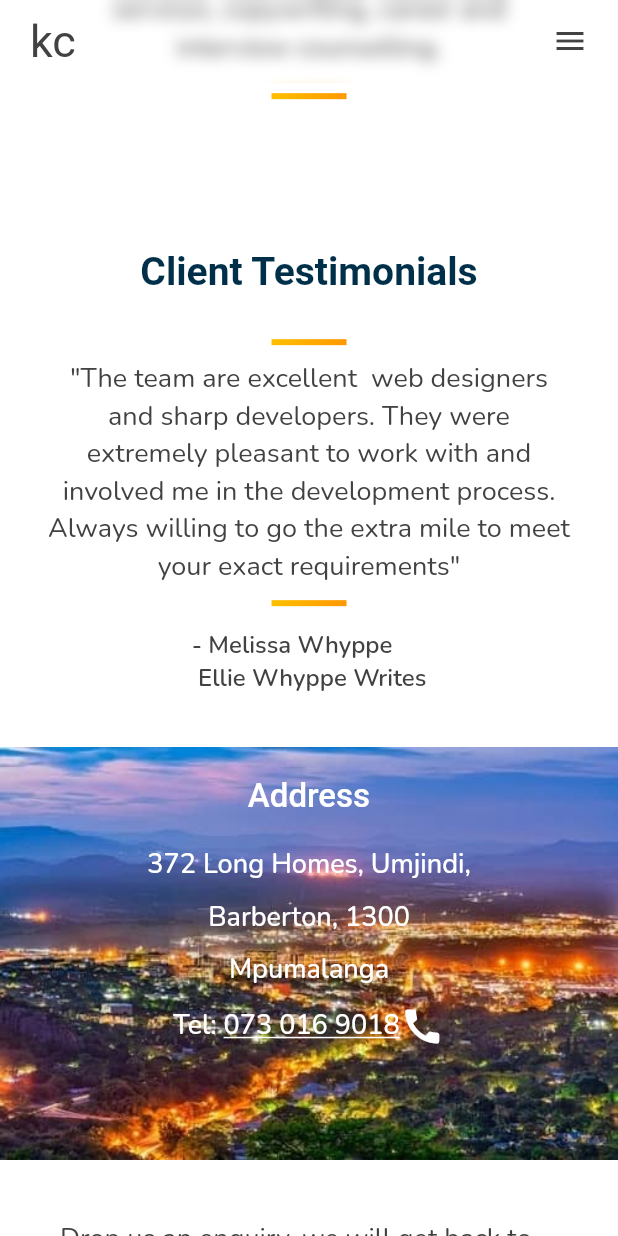
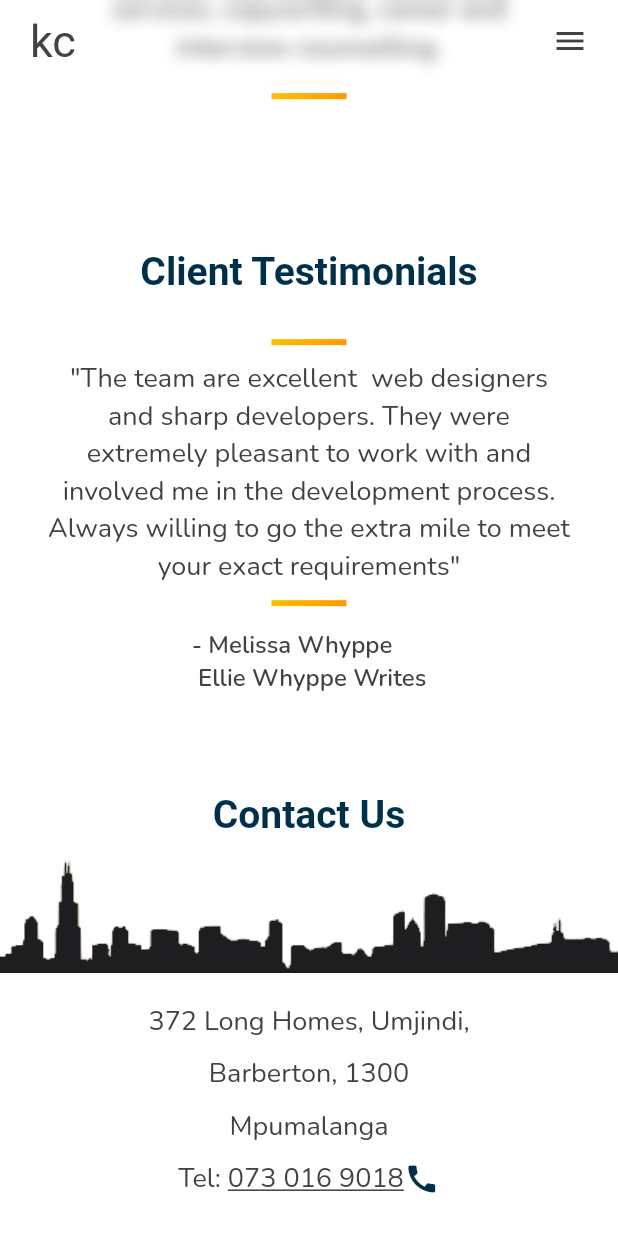
Before and after one commit to ryanemm/kosi_connect, a Flutter app: the screen it shows after launch, scrolled down 3456 dp, on a phone screen of 412 x 824 dp. Run offline on Flutter 3.47's test engine with Material 2 defaults, Android fonts, the phone set to English and light mode, and no system bars; our stand-ins replace animated_text_kit, google_fonts, outline_gradient_button, responsive_framework; missing offline and left inert: assorted_layout_widgets, shape_of_view.

Commit message:
added drawer to custom apppBar

```diff
--- a/lib/Components/nav_bar.dart
+++ b/lib/Components/nav_bar.dart
@@ -4,24 +4,6 @@ import 'package:flutter/material.dart';
 import 'package:google_fonts/google_fonts.dart';
 import 'package:kosi_connect/utils/responsiveLayout.dart';
 import 'package:outline_gradient_button/outline_gradient_button.dart';
-
-class NavBar extends StatefulWidget {
-  const NavBar({Key? key}) : super(key: key);
-
-  @override
-  _NavBarState createState() => _NavBarState();
-}
-
-class _NavBarState extends State<NavBar> {
-  bool isHover = false;
-  @override
-  Widget build(BuildContext context) {
-    return ResponsiveLayout(
-        largeScreen: DesktopBar(),
-        mediumScreen: MobileBar(),
-        smallScreen: MobileBar());
-  }
-}
 
 class DesktopBar extends StatefulWidget {
   const DesktopBar({Key? key}) : super(key: key);
@@ -34,7 +16,9 @@ class _DesktopBarState extends State<DesktopBar> {
   bool isHover = false;
   @override
   Widget build(BuildContext context) {
-    return ClipRect(
+    return PreferredSize(
+      preferredSize: Size.fromHeight(70),
+      child: ClipRect(
         child: BackdropFilter(
           filter: ImageFilter.blur(sigmaX: 5, sigmaY: 5),
           child: Container(
@@ -70,8 +54,9 @@ class _DesktopBarState extends State<DesktopBar> {
                           padding:
                               EdgeInsets.symmetric(vertical: 6, horizontal: 12),
                           decoration: BoxDecoration(
-                          color:
-                              isHover ? Color(0xFF003049) : Colors.transparent,
+                            color: isHover
+                                ? Color(0xFF003049)
+                                : Colors.transparent,
                             border:
                                 Border.all(width: 2, color: Color(0xFF003049)),
                           ),
@@ -90,22 +75,15 @@ class _DesktopBarState extends State<DesktopBar> {
             ]),
           ),
         ),
+      ),
     );
   }
 }
 
-class MobileBar extends StatefulWidget {
-  const MobileBar({Key? key}) : super(key: key);
-
-  @override
-  _MobileBarState createState() => _MobileBarState();
-}
-
-class _MobileBarState extends State<MobileBar> {
-  bool isHover = false;
-  @override
-  Widget build(BuildContext context) {
-    return ClipRect(
+PreferredSize mobileBar(BuildContext context) {
+  return PreferredSize(
+    preferredSize: Size.fromHeight(50),
+    child: ClipRect(
       child: BackdropFilter(
         filter: ImageFilter.blur(sigmaX: 5, sigmaY: 5),
         child: Container(
@@ -120,13 +98,20 @@ class _MobileBarState extends State<MobileBar> {
                     color: Colors.grey[800], fontSize: 30),
               ),
             ),
-            Icon(
+            Builder(builder: (context) {
+              return GestureDetector(
+                onTap: () {
+                  Scaffold.of(context).openDrawer();
+                },
+                child: Icon(
                   Icons.menu,
                   color: Colors.grey[800],
-            )
+                ),
+              );
+            })
           ]),
+        ),
       ),
     ),
   );
 }
-}
--- a/lib/Sections/Contact/Layouts/desktop_contact.dart
+++ b/lib/Sections/Contact/Layouts/desktop_contact.dart
@@ -11,7 +11,7 @@ class DesktopContact extends StatelessWidget {
   @override
   Widget build(BuildContext context) {
     return Container(
-      padding: EdgeInsets.symmetric(horizontal: 200, vertical: 50),
+      padding: EdgeInsets.symmetric(horizontal: 150, vertical: 50),
       color: Colors.grey[100],
       child: Column(
         // crossAxisAlignment: CrossAxisAlignment.center,
--- a/lib/Sections/Contact/Layouts/mobile_contact.dart
+++ b/lib/Sections/Contact/Layouts/mobile_contact.dart
@@ -15,48 +15,42 @@ class MobileContact extends StatelessWidget {
       width: _screenSize.width,
       child: Column(
         children: [
-          Container(
-              // height: 250,
-              width: _screenSize.width,
-              child: Stack(
-                alignment: AlignmentDirectional.topCenter,
-                children: [
-                  Image.asset("assets/images/nelspruit_mobile.jpg"),
+          Text(
+            "Contact Us",
+            style: GoogleFonts.novaRound(
+              fontSize: 26,
+              color: Color(0xFF003049),
+              fontWeight: FontWeight.w600,
+            ),
+          ),
+          Image.asset("assets/images/skyline_grey.png"),
           Column(
             mainAxisAlignment: MainAxisAlignment.center,
             crossAxisAlignment: CrossAxisAlignment.center,
             children: [
               SizedBox(height: 20),
               Text(
-                        "Address",
-                        style: GoogleFonts.novaRound(
-                            fontSize: 22,
-                            fontWeight: FontWeight.w500,
-                            color: Colors.white),
-                      ),
-                      SizedBox(height: 20),
-                      Text(
                 "372 Long Homes, Umjindi,",
                 style: GoogleFonts.nunito(
                     fontSize: 18,
-                            fontWeight: FontWeight.w500,
-                            color: Colors.white),
+                    fontWeight: FontWeight.w400,
+                    color: Colors.grey[800]),
               ),
               SizedBox(height: 10),
               Text(
                 "Barberton, 1300",
                 style: GoogleFonts.nunito(
                     fontSize: 18,
-                            fontWeight: FontWeight.w500,
-                            color: Colors.white),
+                    fontWeight: FontWeight.w400,
+                    color: Colors.grey[800]),
               ),
               SizedBox(height: 10),
               Text(
                 "Mpumalanga",
                 style: GoogleFonts.nunito(
                     fontSize: 18,
-                            fontWeight: FontWeight.w500,
-                            color: Colors.white),
+                    fontWeight: FontWeight.w400,
+                    color: Colors.grey[800]),
               ),
               SizedBox(height: 10),
               GestureDetector(
@@ -69,30 +63,27 @@ class MobileContact extends StatelessWidget {
                     Text("Tel: ",
                         style: GoogleFonts.nunito(
                             fontSize: 18,
-                                  fontWeight: FontWeight.w500,
-                                  color: Colors.white,
-                                )),
+                            fontWeight: FontWeight.w400,
+                            color: Colors.grey[800])),
                     Text("073 016 9018",
                         style: GoogleFonts.nunito(
                           fontSize: 18,
-                                  fontWeight: FontWeight.w500,
-                                  color: Colors.white,
+                          fontWeight: FontWeight.w400,
+                          color: Colors.grey[800],
                           decoration: TextDecoration.underline,
-                                  decorationColor: Colors.white,
+                          decorationColor: Colors.grey[800],
                           decorationThickness: 2,
                         )),
                     Icon(
                       Icons.call,
-                              color: Colors.white,
-                              size: 30,
+                      color: Color(0xFF003049),
+                      // size: 30,
                     ),
                   ],
                 ),
               ),
             ],
-                  )
-                ],
-              )),
+          ),
           Container(child: ContactForm())
         ],
       ),
--- a/lib/Sections/Contact/contact_form _desktop.dart
+++ b/lib/Sections/Contact/contact_form _desktop.dart
@@ -14,7 +14,7 @@ class _ContactFormState extends State<ContactFormDesktop> {
   Widget build(BuildContext context) {
     return Container(
       color: Colors.grey[100],
-      padding: EdgeInsets.all(40),
+      // padding: EdgeInsets.all(40),
       // width: double.infinity,
       child: Column(
         crossAxisAlignment: CrossAxisAlignment.start,
--- a/lib/Sections/Contact/contact_form.dart
+++ b/lib/Sections/Contact/contact_form.dart
@@ -30,7 +30,7 @@ class _ContactFormState extends State<ContactForm> {
             textAlignVertical: TextAlignVertical.center,
             decoration: InputDecoration(
               prefixIcon: Icon(
-                Icons.person_outline,
+                Icons.person,
                 color: Color(0xFF003049),
               ),
               hintText: "First name",
@@ -43,7 +43,7 @@ class _ContactFormState extends State<ContactForm> {
           TextField(
             textAlignVertical: TextAlignVertical.center,
             decoration: InputDecoration(
-              prefixIcon: Icon(Icons.person_outline, color: Color(0xFF003049)),
+              prefixIcon: Icon(Icons.person, color: Color(0xFF003049)),
               hintText: "Last name",
               border: InputBorder.none,
               filled: true,
@@ -54,7 +54,7 @@ class _ContactFormState extends State<ContactForm> {
           TextField(
             textAlignVertical: TextAlignVertical.center,
             decoration: InputDecoration(
-              prefixIcon: Icon(Icons.email_outlined, color: Color(0xFF003049)),
+              prefixIcon: Icon(Icons.email, color: Color(0xFF003049)),
               hintText: "E-mail address",
               border: InputBorder.none,
               filled: true,
@@ -65,8 +65,7 @@ class _ContactFormState extends State<ContactForm> {
           TextField(
             textAlignVertical: TextAlignVertical.center,
             decoration: InputDecoration(
-              prefixIcon:
-                  Icon(Icons.phone_android_outlined, color: Color(0xFF003049)),
+              prefixIcon: Icon(Icons.phone_android, color: Color(0xFF003049)),
               hintText: "Cell number",
               border: InputBorder.none,
               filled: true,
@@ -86,7 +85,7 @@ class _ContactFormState extends State<ContactForm> {
           ),
           SizedBox(height: 20),
           Container(
-            padding: EdgeInsets.symmetric(horizontal: 20),
+            padding: EdgeInsets.symmetric(horizontal: 20, vertical: 4),
             decoration: BoxDecoration(
               boxShadow: [
                 BoxShadow(
@@ -102,6 +101,7 @@ class _ContactFormState extends State<ContactForm> {
               child: Text(
                 "Submit",
                 style: GoogleFonts.raleway(
+                  fontSize: 18,
                   fontWeight: FontWeight.w300,
                   color: Color(0xFF003049),
                 ),
--- a/lib/Sections/Services/service_card_mobile.dart
+++ b/lib/Sections/Services/service_card_mobile.dart
@@ -82,11 +82,11 @@ class _ServiceCardMobileState extends State<ServiceCardMobile> {
                             builder: (context) => ContactPageMobile()));
                   },
                   child: Text(
-                    "ENQUIRE",
+                    "Enquire",
                     style: GoogleFonts.nunito(
-                        //fontWeight: FontWeight.w600,
+                        fontWeight: FontWeight.w300,
                         color: Color(0xFF003049),
-                        fontSize: 14),
+                        fontSize: 18),
                   ),
                 )),
           ),
--- a/lib/Sections/Testimonials/testimonials_mobile.dart
+++ b/lib/Sections/Testimonials/testimonials_mobile.dart
@@ -11,7 +11,7 @@ class TestimonialsMobile extends StatelessWidget {
     Size _screenSize = MediaQuery.of(context).size;
     return Container(
       color: Colors.white,
-      padding: EdgeInsets.only(left: 30, top: 40, bottom: 20, right: 30),
+      padding: EdgeInsets.only(left: 30, top: 40, bottom: 50, right: 30),
       child: Column(
         mainAxisAlignment: MainAxisAlignment.start,
         crossAxisAlignment: CrossAxisAlignment.center,
@@ -25,7 +25,6 @@ class TestimonialsMobile extends StatelessWidget {
               color: Color(0xFF003049),
             ),
           ),
-
           SizedBox(height: 30),
           Center(
             child: TestimonialMobile(),
--- a/lib/home_screen.dart
+++ b/lib/home_screen.dart
@@ -50,15 +50,11 @@ class SmallScreen extends StatelessWidget {
     ];
 
     return Scaffold(
+      // appBar: mobileBar(context),
       drawer: Drawer(
         child: ListView(
           padding: EdgeInsets.zero,
-          children: [
-            DrawerHeader(
-              decoration: BoxDecoration(color: Colors.blue),
-              child: Text("Drawer Header"),
-            )
-          ],
+          children: [],
         ),
       ),
       backgroundColor: Colors.grey[200],
@@ -71,7 +67,7 @@ class SmallScreen extends StatelessWidget {
             return sectionsDesktop.elementAt(index);
           },
         ),
-        NavBar(),
+        mobileBar(context)
       ])),
     );
   }
@@ -118,7 +114,6 @@ class MediumScreen extends StatelessWidget {
           left: 30,
           child: SocialBar(),
         ),
-        NavBar()
       ])),
     );
   }
@@ -159,7 +154,6 @@ class LargeScreen extends StatelessWidget {
           left: 30,
           child: SocialBar(),
         ),
-        NavBar()
       ])),
     );
   }
```
Also changed, not shown: assets/images/skyline_grey.png, 1 other file. Lines whose indentation alone changed are shown as unchanged.
